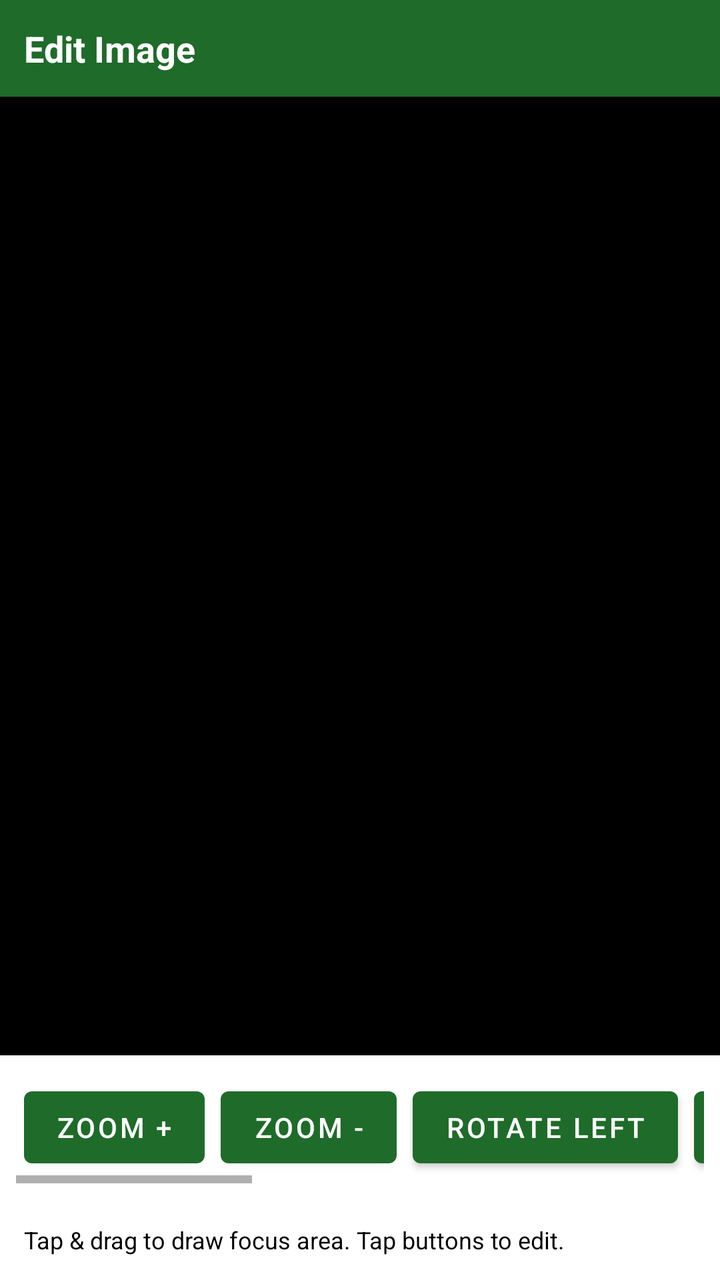
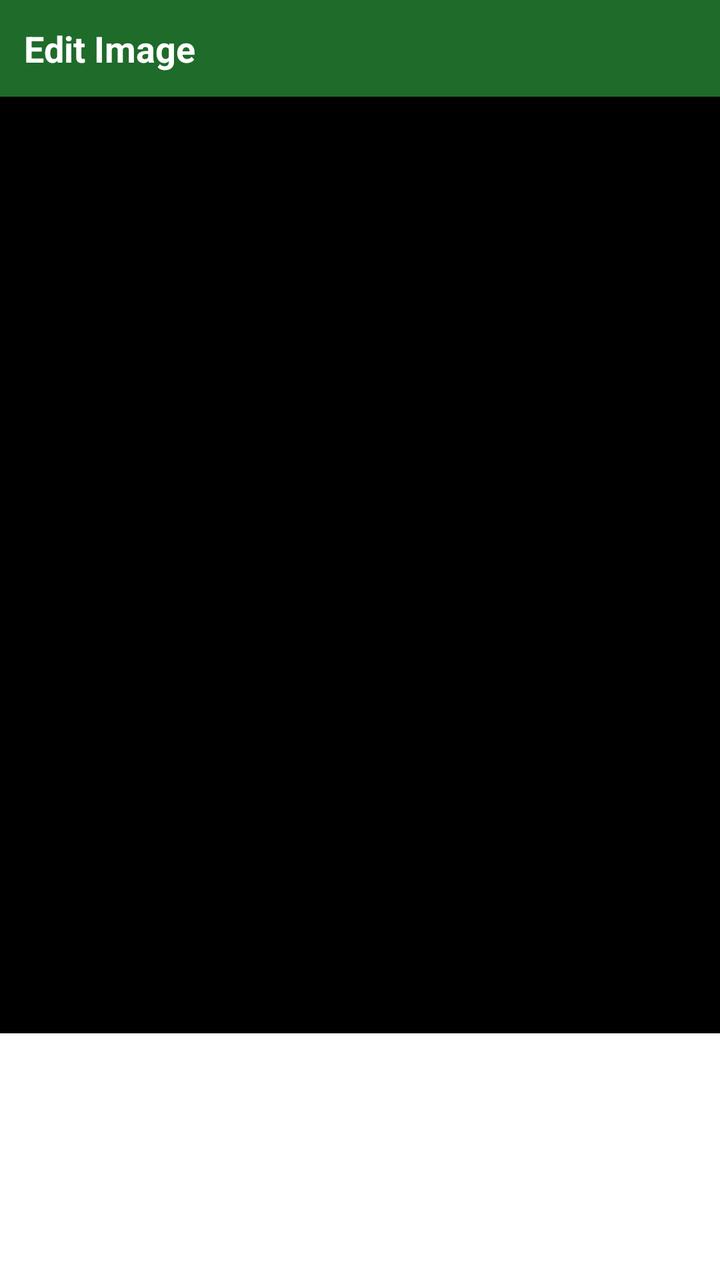

The first picture is an Android layout as it rendered before a commit; the second is the same layout after the commit. The layout source and the unified diff follow.
<!-- AndroidManifest.xml: application theme Theme.PEVPlugShare -->
<!-- res/layout/activity_image_editor.xml -->
<?xml version="1.0" encoding="utf-8"?>
<LinearLayout xmlns:android="http://schemas.android.com/apk/res/android"
    xmlns:app="http://schemas.android.com/apk/res-auto"
    xmlns:tools="http://schemas.android.com/tools"
    android:layout_width="match_parent"
    android:layout_height="match_parent"
    android:orientation="vertical"
    android:background="@android:color/black"
    tools:context=".ui.edit.ImageEditorActivity">

    
    <LinearLayout
        android:layout_width="match_parent"
        android:layout_height="wrap_content"
        android:background="?attr/colorPrimary"
        android:padding="12dp"
        android:gravity="center_vertical">
        
        <TextView
            android:layout_width="0dp"
            android:layout_height="wrap_content"
            android:layout_weight="1"
            android:text="Edit Image"
            android:textColor="@android:color/white"
            android:textSize="18sp"
            android:textStyle="bold" />
    </LinearLayout>

    
    <FrameLayout
        android:layout_width="match_parent"
        android:layout_height="0dp"
        android:layout_weight="1"
        android:background="@android:color/black">

        <ImageView
            android:id="@+id/imageView"
            android:layout_width="match_parent"
            android:layout_height="match_parent"
            android:scaleType="fitCenter"
            android:contentDescription="Image to edit" />
    </FrameLayout>

    
    <HorizontalScrollView
        android:layout_width="match_parent"
        android:layout_height="wrap_content"
        android:background="?attr/colorSurface"
        android:padding="8dp">

        <LinearLayout
            android:layout_width="wrap_content"
            android:layout_height="wrap_content"
            android:orientation="horizontal"
            android:spacing="4dp">

            
            <Button
                android:id="@+id/zoomInButton"
                android:layout_width="wrap_content"
                android:layout_height="wrap_content"
                android:text="Zoom +"
                android:layout_margin="4dp" />

            <Button
                android:id="@+id/zoomOutButton"
                android:layout_width="wrap_content"
                android:layout_height="wrap_content"
                android:text="Zoom -"
                android:layout_margin="4dp" />

            
            <Button
                android:id="@+id/rotateLeftButton"
                android:layout_width="wrap_content"
                android:layout_height="wrap_content"
                android:text="Rotate Left"
                android:layout_margin="4dp" />

            <Button
                android:id="@+id/rotateRightButton"
                android:layout_width="wrap_content"
                android:layout_height="wrap_content"
                android:text="Rotate Right"
                android:layout_margin="4dp" />

            
            <Button
                android:id="@+id/toggleFocusButton"
                android:layout_width="wrap_content"
                android:layout_height="wrap_content"
                android:text="Add Focus"
                android:layout_margin="4dp" />

            <Button
                android:id="@+id/clearFocusButton"
                android:layout_width="wrap_content"
                android:layout_height="wrap_content"
                android:text="Clear Focus"
                android:layout_margin="4dp" />

            
            <Button
                android:id="@+id/cropButton"
                android:layout_width="wrap_content"
                android:layout_height="wrap_content"
                android:text="Crop"
                android:layout_margin="4dp" />

            
            <Button
                android:id="@+id/resetButton"
                android:layout_width="wrap_content"
                android:layout_height="wrap_content"
                android:text="Reset"
                android:layout_margin="4dp" />

            
            <Button
                android:id="@+id/saveButton"
                android:layout_width="wrap_content"
                android:layout_height="wrap_content"
                android:text="Save"
                android:layout_margin="4dp" />

        </LinearLayout>
    </HorizontalScrollView>

    
    <LinearLayout
        android:layout_width="match_parent"
        android:layout_height="wrap_content"
        android:orientation="vertical"
        android:padding="12dp"
        android:background="?attr/colorSurface">

        <TextView
            android:layout_width="wrap_content"
            android:layout_height="wrap_content"
            android:text="Tap &amp; drag to draw focus area. Tap buttons to edit."
            android:textSize="12sp"
            android:textColor="?attr/colorOnSurface" />

    </LinearLayout>

</LinearLayout>
<!-- resources referenced by this layout -->
<resources>
  <style name="Theme.PEVPlugShare" parent="Theme.MaterialComponents.Light.NoActionBar">
          <item name="colorPrimary">@color/md_theme_primary</item>
          <item name="colorSecondary">@color/md_theme_secondary</item>
          <item name="colorError">@color/md_theme_error</item>
      </style>
  <color name="md_theme_primary">#1f6b2a</color>
  <color name="md_theme_secondary">#2d7a3f</color>
  <color name="md_theme_error">#c00000</color>
</resources>

<!-- the commit's change to res/layout/activity_image_editor.xml (unified diff, before → after) -->
@@ -17,6 +17,7 @@
         android:gravity="center_vertical">
         
         <TextView
+            android:id="@+id/instructionTextView"
             android:layout_width="0dp"
             android:layout_height="wrap_content"
             android:layout_weight="1"
@@ -42,105 +43,191 @@
     </FrameLayout>
 
     
-    <HorizontalScrollView
+    <GridLayout
+        android:id="@+id/mainControlsLayout"
         android:layout_width="match_parent"
         android:layout_height="wrap_content"
         android:background="?attr/colorSurface"
-        android:padding="8dp">
-
-        <LinearLayout
-            android:layout_width="wrap_content"
-            android:layout_height="wrap_content"
-            android:orientation="horizontal"
-            android:spacing="4dp">
-
-            
-            <Button
-                android:id="@+id/zoomInButton"
-                android:layout_width="wrap_content"
-                android:layout_height="wrap_content"
-                android:text="Zoom +"
-                android:layout_margin="4dp" />
-
-            <Button
-                android:id="@+id/zoomOutButton"
-                android:layout_width="wrap_content"
-                android:layout_height="wrap_content"
-                android:text="Zoom -"
-                android:layout_margin="4dp" />
-
-            
-            <Button
-                android:id="@+id/rotateLeftButton"
-                android:layout_width="wrap_content"
-                android:layout_height="wrap_content"
-                android:text="Rotate Left"
-                android:layout_margin="4dp" />
-
-            <Button
-                android:id="@+id/rotateRightButton"
-                android:layout_width="wrap_content"
-                android:layout_height="wrap_content"
-                android:text="Rotate Right"
-                android:layout_margin="4dp" />
-
-            
-            <Button
-                android:id="@+id/toggleFocusButton"
-                android:layout_width="wrap_content"
-                android:layout_height="wrap_content"
-                android:text="Add Focus"
-                android:layout_margin="4dp" />
-
-            <Button
-                android:id="@+id/clearFocusButton"
-                android:layout_width="wrap_content"
-                android:layout_height="wrap_content"
-                android:text="Clear Focus"
-                android:layout_margin="4dp" />
-
-            
-            <Button
-                android:id="@+id/cropButton"
-                android:layout_width="wrap_content"
-                android:layout_height="wrap_content"
-                android:text="Crop"
-                android:layout_margin="4dp" />
-
-            
-            <Button
-                android:id="@+id/resetButton"
-                android:layout_width="wrap_content"
-                android:layout_height="wrap_content"
-                android:text="Reset"
-                android:layout_margin="4dp" />
-
-            
-            <Button
-                android:id="@+id/saveButton"
-                android:layout_width="wrap_content"
-                android:layout_height="wrap_content"
-                android:text="Save"
-                android:layout_margin="4dp" />
-
-        </LinearLayout>
-    </HorizontalScrollView>
+        android:padding="8dp"
+        android:columnCount="5"
+        android:alignmentMode="alignMargins"
+        android:columnOrderPreserved="false">
+
+        
+        <include
+            android:id="@+id/zoomInButton"
+            layout="@layout/layout_icon_button"
+            android:layout_width="0dp"
+            android:layout_height="wrap_content"
+            android:layout_columnWeight="1" />
+
+        
+        <include
+            android:id="@+id/zoomOutButton"
+            layout="@layout/layout_icon_button"
+            android:layout_width="0dp"
+            android:layout_height="wrap_content"
+            android:layout_columnWeight="1" />
+
+        
+        <include
+            android:id="@+id/rotateLeftButton"
+            layout="@layout/layout_icon_button"
+            android:layout_width="0dp"
+            android:layout_height="wrap_content"
+            android:layout_columnWeight="1" />
+
+        
+        <include
+            android:id="@+id/rotateRightButton"
+            layout="@layout/layout_icon_button"
+            android:layout_width="0dp"
+            android:layout_height="wrap_content"
+            android:layout_columnWeight="1" />
+
+        
+        <include
+            android:id="@+id/focusButton"
+            layout="@layout/layout_icon_button"
+            android:layout_width="0dp"
+            android:layout_height="wrap_content"
+            android:layout_columnWeight="1" />
+
+        
+        <include
+            android:id="@+id/cropButton"
+            layout="@layout/layout_icon_button"
+            android:layout_width="0dp"
+            android:layout_height="wrap_content"
+            android:layout_columnWeight="1" />
+
+        
+        <include
+            android:id="@+id/resetButton"
+            layout="@layout/layout_icon_button"
+            android:layout_width="0dp"
+            android:layout_height="wrap_content"
+            android:layout_columnWeight="1" />
+
+        
+        <include
+            android:id="@+id/saveButton"
+            layout="@layout/layout_icon_button"
+            android:layout_width="0dp"
+            android:layout_height="wrap_content"
+            android:layout_columnWeight="1" />
+
+        
+        <include
+            android:id="@+id/saveNewButton"
+            layout="@layout/layout_icon_button"
+            android:layout_width="0dp"
+            android:layout_height="wrap_content"
+            android:layout_columnWeight="1" />
+
+        
+        <include
+            android:id="@+id/cancelButton"
+            layout="@layout/layout_icon_button"
+            android:layout_width="0dp"
+            android:layout_height="wrap_content"
+            android:layout_columnWeight="1" />
+
+    </GridLayout>
 
     
     <LinearLayout
-        android:layout_width="match_parent"
-        android:layout_height="wrap_content"
-        android:orientation="vertical"
-        android:padding="12dp"
-        android:background="?attr/colorSurface">
-
-        <TextView
-            android:layout_width="wrap_content"
-            android:layout_height="wrap_content"
-            android:text="Tap &amp; drag to draw focus area. Tap buttons to edit."
-            android:textSize="12sp"
-            android:textColor="?attr/colorOnSurface" />
-
+        android:id="@+id/cropControlsLayout"
+        android:layout_width="match_parent"
+        android:layout_height="wrap_content"
+        android:orientation="horizontal"
+        android:gravity="center"
+        android:background="?attr/colorSurface"
+        android:padding="8dp"
+        android:visibility="gone">
+
+        
+        <include
+            android:id="@+id/cropCancelButton"
+            layout="@layout/layout_icon_button"
+            android:layout_width="wrap_content"
+            android:layout_height="wrap_content" />
+
+        
+        <include
+            android:id="@+id/cropResetButton"
+            layout="@layout/layout_icon_button"
+            android:layout_width="wrap_content"
+            android:layout_height="wrap_content" />
+
+        
+        <include
+            android:id="@+id/cropApplyButton"
+            layout="@layout/layout_icon_button"
+            android:layout_width="wrap_content"
+            android:layout_height="wrap_content" />
     </LinearLayout>
 
+    
+    <LinearLayout
+        android:id="@+id/focusControlsLayout"
+        android:layout_width="match_parent"
+        android:layout_height="wrap_content"
+        android:orientation="horizontal"
+        android:gravity="center"
+        android:background="?attr/colorSurface"
+        android:padding="8dp"
+        android:visibility="gone">
+
+        
+        <include
+            android:id="@+id/focusCancelButton"
+            layout="@layout/layout_icon_button"
+            android:layout_width="wrap_content"
+            android:layout_height="wrap_content" />
+
+        
+        <include
+            android:id="@+id/focusResetButton"
+            layout="@layout/layout_icon_button"
+            android:layout_width="wrap_content"
+            android:layout_height="wrap_content" />
+
+        
+        <include
+            android:id="@+id/focusApplyButton"
+            layout="@layout/layout_icon_button"
+            android:layout_width="wrap_content"
+            android:layout_height="wrap_content" />
+    </LinearLayout>
+
 </LinearLayout>
+<!-- res/layout/layout_icon_button.xml (included above) -->
+<?xml version="1.0" encoding="utf-8"?>
+<LinearLayout xmlns:android="http://schemas.android.com/apk/res/android"
+    android:layout_width="wrap_content"
+    android:layout_height="wrap_content"
+    android:orientation="vertical"
+    android:gravity="center_horizontal"
+    android:padding="4dp"
+    android:background="?attr/selectableItemBackground"
+    android:clickable="true"
+    android:focusable="true">
+
+    <ImageView
+        android:id="@+id/iconImageView"
+        android:layout_width="32dp"
+        android:layout_height="32dp"
+        android:scaleType="fitCenter"
+        android:contentDescription="Icon" />
+
+    <TextView
+        android:id="@+id/labelTextView"
+        android:layout_width="wrap_content"
+        android:layout_height="wrap_content"
+        android:textColor="?attr/colorOnSurface"
+        android:textSize="10sp"
+        android:maxLines="1"
+        android:ellipsize="end" />
+
+</LinearLayout>
